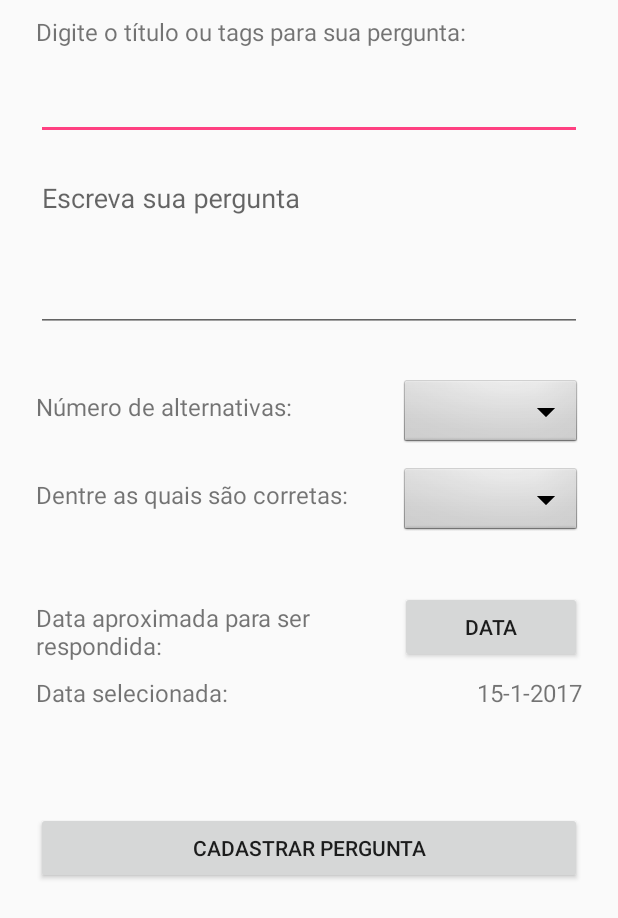
After one commit to marcelodeolive1ra/pergunte, an Android app: the CadastroPergunta screen opened directly, with no data from a screen before it, on a phone screen of 412 x 824 dp. The commit adds this screen. Shown: the top 918 px of the screen. Run offline under Robolectric (Android 15) with nearby library versions, the phone set to English and light mode, and no system bars; our stand-ins replace Firebase (no records; nobody signed in at launch, a user with empty details on screens opened directly); network calls fail.

Commit message:
UI para cadastro de pergunta, em desenvolvimento.

```diff
--- a/app/src/main/AndroidManifest.xml
+++ b/app/src/main/AndroidManifest.xml
@@ -23,6 +23,8 @@
             android:theme="@style/AppTheme.NoActionBar"/>
         <activity android:name=".CadastroMateria"
             android:theme="@style/AppTheme.NoActionBar"/>
+        <activity android:name=".CadastroPergunta"
+            android:theme="@style/AppTheme.NoActionBar"/>
     </application>
 
 </manifest>
--- /dev/null
+++ b/app/src/main/java/mds/ufscar/pergunte/CadastroPergunta.java
@@ -0,0 +1,105 @@
+package mds.ufscar.pergunte;
+
+import android.app.DatePickerDialog;
+import android.os.Bundle;
+import android.support.v7.app.AppCompatActivity;
+import android.view.Menu;
+import android.view.MenuItem;
+import android.view.View;
+import android.widget.Button;
+import android.widget.DatePicker;
+import android.widget.EditText;
+import android.widget.Spinner;
+import android.widget.TextView;
+
+import com.google.firebase.auth.FirebaseAuth;
+
+import java.text.SimpleDateFormat;
+import java.util.Calendar;
+
+/**
+ * Created by Danilo on 15/01/2017.
+ */
+
+public class CadastroPergunta extends AppCompatActivity {
+
+    private FirebaseAuth mAuth;
+    private EditText mInputTitle;
+    private EditText mInputQuestion;
+    private Spinner mNAlternatives;
+    private Spinner mNRight;
+    private Button mDateSelector;
+    private TextView mSelectedDate;
+    private int mYear;
+    private int mMonth;
+    private int mDay;
+    private DatePickerDialog mDatePickerDialog;
+    private SimpleDateFormat dateFormatter;
+
+    @Override
+    protected void onCreate(Bundle savedInstanceState) {
+        super.onCreate(savedInstanceState);
+        setContentView(R.layout.cadastro_pergunta);
+
+        // linking UI components
+        mInputTitle = (EditText)findViewById(R.id.input_title);
+        mInputQuestion = (EditText)findViewById(R.id.input_question);
+        mNAlternatives = (Spinner)findViewById(R.id.spinner_nAlternatives);
+        mNRight = (Spinner)findViewById(R.id.spinner_nRight);
+        mDateSelector = (Button)findViewById(R.id.btn_dateSelector);
+        mSelectedDate = (TextView)findViewById(R.id.input_selectedDate);
+
+        setCurrentDateOnView();
+
+        Calendar newCalendar = Calendar.getInstance();
+        mDatePickerDialog = new DatePickerDialog(this, new DatePickerDialog.OnDateSetListener() {
+            public void onDateSet(DatePicker view, int year, int monthOfYear, int dayOfMonth) {
+                Calendar newDate = Calendar.getInstance();
+                newDate.set(year, monthOfYear, dayOfMonth);
+                mSelectedDate.setText(dateFormatter.format(newDate.getTime()));
+            }
+        },newCalendar.get(Calendar.YEAR), newCalendar.get(Calendar.MONTH), newCalendar.get(Calendar.DAY_OF_MONTH));
+
+        mDateSelector.setOnClickListener(new View.OnClickListener() {
+            @Override
+            public void onClick(View v) {
+                mDatePickerDialog.show();
+            }
+        });
+    }
+
+    private void setCurrentDateOnView(){
+        final Calendar c = Calendar.getInstance();
+        mYear = c.get(Calendar.YEAR);
+        mMonth = c.get(Calendar.MONTH);
+        mDay = c.get(Calendar.DAY_OF_MONTH);
+
+        // set current date into textview
+        mSelectedDate.setText(new StringBuilder()
+                // Month is 0 based, just add 1
+                .append(mDay).append("-").append(mMonth + 1).append("-")
+                .append(mYear));
+    }
+
+    @Override
+    public boolean onCreateOptionsMenu(Menu menu) {
+        // Inflate the menu; this adds items to the action bar if it is present.
+        getMenuInflater().inflate(R.menu.menu_main, menu);
+        return true;
+    }
+
+    @Override
+    public boolean onOptionsItemSelected(MenuItem item) {
+        // Handle action bar item clicks here. The action bar will
+        // automatically handle clicks on the Home/Up button, so long
+        // as you specify a parent activity in AndroidManifest.xml.
+        int id = item.getItemId();
+
+        //noinspection SimplifiableIfStatement
+        if (id == R.id.action_settings) {
+            mAuth.signOut();
+        }
+
+        return super.onOptionsItemSelected(item);
+    }
+}
--- a/app/src/main/res/layout/cadastro_materia.xml
+++ b/app/src/main/res/layout/cadastro_materia.xml
@@ -86,12 +86,11 @@
 
         <android.support.design.widget.TextInputLayout
             android:layout_width="match_parent"
-            android:layout_height="wrap_content"
-            android:layout_weight="2">
+            android:layout_height="wrap_content">
             <EditText android:id="@+id/input_codigo"
                 android:layout_width="match_parent"
                 android:layout_height="wrap_content"
-                android:inputType="text"
+                android:inputType="textNoSuggestions"
                 android:hint="Código da disciplina" />
         </android.support.design.widget.TextInputLayout>
 
--- /dev/null
+++ b/app/src/main/res/layout/cadastro_pergunta.xml
@@ -0,0 +1,152 @@
+<?xml version="1.0" encoding="utf-8"?>
+<ScrollView xmlns:android="http://schemas.android.com/apk/res/android"
+    android:layout_width="match_parent" android:layout_height="match_parent">
+
+    <LinearLayout
+        android:orientation="vertical"
+        android:layout_width="match_parent"
+        android:layout_height="wrap_content"
+        android:paddingTop="10dp"
+        android:paddingLeft="24dp"
+        android:paddingRight="24dp">
+
+        <TextView android:id="@+id/label_tags"
+            android:layout_width="match_parent"
+            android:layout_height="wrap_content"
+            android:layout_marginBottom="5dp"
+            android:text="Digite o título ou tags para sua pergunta:"
+            android:textSize="16sp"/>
+        <android.support.design.widget.TextInputLayout
+            android:layout_width="match_parent"
+            android:layout_height="wrap_content">
+            <EditText android:id="@+id/input_title"
+                android:layout_width="match_parent"
+                android:layout_height="wrap_content"
+                android:inputType="text"/>
+        </android.support.design.widget.TextInputLayout>
+
+        <!--  Text input multiple lines -->
+        <android.support.design.widget.TextInputLayout
+            android:layout_width="match_parent"
+            android:layout_height="wrap_content"
+            android:layout_marginTop="8dp"
+            android:layout_marginBottom="30dp">
+            <EditText android:id="@+id/input_question"
+                android:inputType="textMultiLine"
+                android:lines="5"
+                android:minLines="4"
+                android:gravity="top|start"
+                android:maxLines="8"
+                android:layout_height="wrap_content"
+                android:layout_width="fill_parent"
+                android:scrollbars="vertical"
+                android:hint="Escreva sua pergunta" />
+        </android.support.design.widget.TextInputLayout>
+
+        <!--  Colocando label e spinner lado a lado -->
+        <LinearLayout
+            android:id="@+id/LinearLayout02"
+            android:layout_height="wrap_content"
+            android:layout_width="fill_parent"
+            android:layout_alignParentBottom="true"
+            android:layout_marginBottom="10dp">
+            <TextView android:id="@+id/label_nAlternatives"
+                android:layout_width="0dp"
+                android:layout_height="40dp"
+                android:layout_weight="2"
+                android:layout_marginBottom="5dp"
+                android:gravity="center_vertical"
+                android:text="Número de alternativas:"
+                android:textSize="16sp"/>
+            <Spinner
+                android:id="@+id/spinner_nAlternatives"
+                android:layout_width="0dp"
+                android:layout_height="wrap_content"
+                android:layout_weight="1"
+                android:background="@android:drawable/btn_dropdown"
+                android:spinnerMode="dropdown" />
+        </LinearLayout>
+        <!--  Colocando label e spinner lado a lado -->
+        <LinearLayout
+            android:id="@+id/LinearLayout03"
+            android:layout_height="wrap_content"
+            android:layout_width="fill_parent"
+            android:layout_alignParentBottom="true"
+            android:layout_marginBottom="30dp">
+            <TextView android:id="@+id/label_corretas"
+                android:layout_width="0dp"
+                android:layout_height="40dp"
+                android:layout_weight="2"
+                android:layout_marginBottom="5dp"
+                android:gravity="center_vertical"
+                android:text="Dentre as quais são corretas:"
+                android:textSize="16sp"/>
+            <Spinner
+                android:id="@+id/spinner_nRight"
+                android:layout_width="0dp"
+                android:layout_height="wrap_content"
+                android:layout_weight="1"
+                android:background="@android:drawable/btn_dropdown"
+                android:spinnerMode="dropdown" />
+        </LinearLayout>
+
+        <!--  Colocando label e button lado a lado -->
+        <LinearLayout
+            android:id="@+id/LinearLayout04"
+            android:layout_height="wrap_content"
+            android:layout_width="fill_parent"
+            android:layout_alignParentBottom="true">
+            <TextView android:id="@+id/label_date"
+                android:layout_width="0dp"
+                android:layout_height="40dp"
+                android:layout_weight="2"
+                android:gravity="center_vertical"
+                android:text="Data aproximada para ser respondida:"
+                android:textSize="16sp"/>
+            <android.support.v7.widget.AppCompatButton
+                android:id="@+id/btn_dateSelector"
+                android:layout_width="0dp"
+                android:layout_height="wrap_content"
+                android:layout_weight="1"
+                android:layout_marginTop="5dp"
+                android:text="Data"/>
+        </LinearLayout>
+
+        <!--  Colocando label e spinner lado a lado -->
+        <LinearLayout
+            android:id="@+id/LinearLayout05"
+            android:layout_height="wrap_content"
+            android:layout_width="fill_parent"
+            android:layout_alignParentBottom="true"
+            android:layout_marginBottom="30dp">
+            <TextView android:id="@+id/label_selectedDate"
+                android:layout_width="0dp"
+                android:layout_height="40dp"
+                android:layout_weight="2"
+                android:layout_marginBottom="5dp"
+                android:gravity="center_vertical"
+                android:text="Data selecionada:"
+                android:textSize="16sp"/>
+            <TextView android:id="@+id/input_selectedDate"
+                android:layout_width="0dp"
+                android:layout_height="40dp"
+                android:layout_weight="2"
+                android:layout_marginBottom="5dp"
+                android:gravity="center_vertical|right"
+                android:text="15/01/2017"
+                android:textSize="16sp"/>
+        </LinearLayout>
+
+        <!-- Cadastrar pergunta Button -->
+        <android.support.v7.widget.AppCompatButton
+            android:id="@+id/btn_cadastrar"
+            android:layout_width="fill_parent"
+            android:layout_height="wrap_content"
+            android:layout_marginTop="24dp"
+            android:layout_marginBottom="24dp"
+            android:padding="12dp"
+            android:text="Cadastrar Pergunta"/>
+
+    </LinearLayout>
+
+</ScrollView>
```
